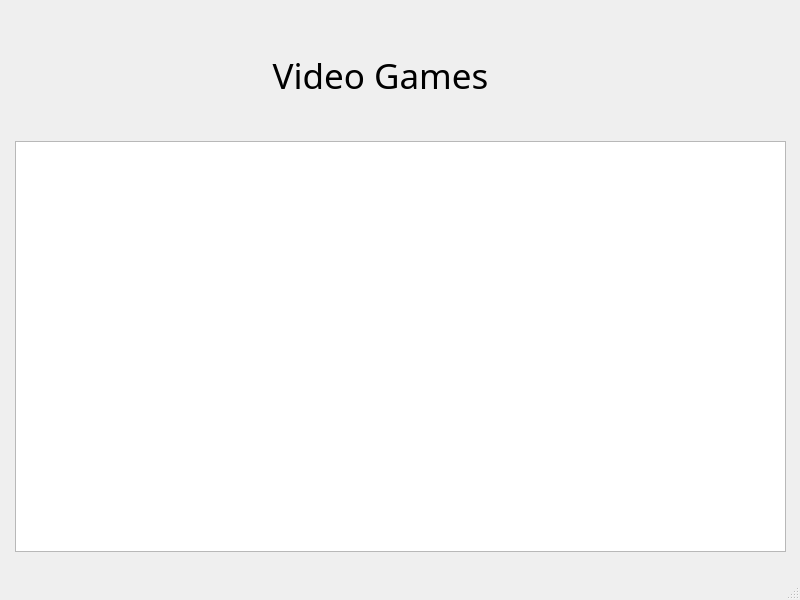
Qt form src/view/main.ui (masonadams17/Cloud3-final) before a commit.
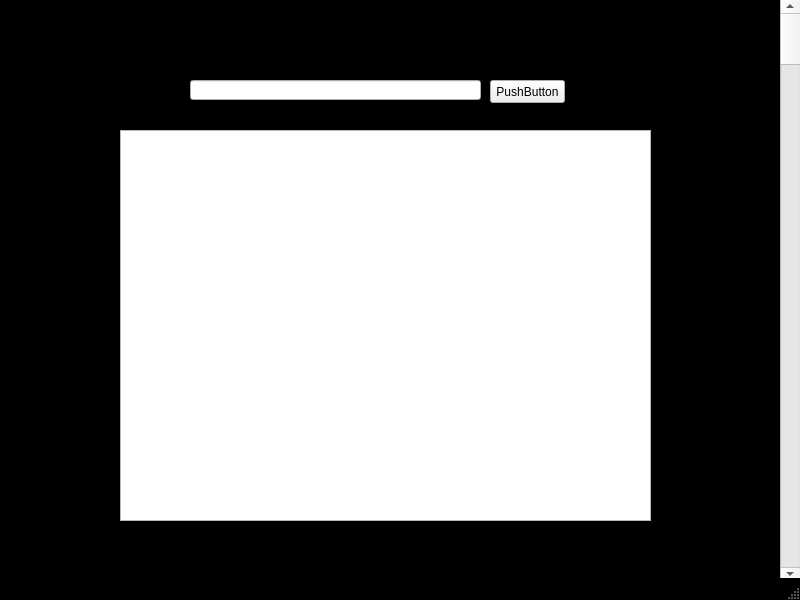
The same form after that commit.

What changed in the file:
```diff
--- a/src/view/main.ui
+++ b/src/view/main.ui
@@ -13,12 +13,17 @@
   <property name="windowTitle">
    <string>MainWindow</string>
   </property>
+  <property name="styleSheet">
+   <string notr="true">.QMainWindow {
+	background-color: rgb(0, 0, 0)
+}</string>
+  </property>
   <widget class="QWidget" name="centralwidget">
    <widget class="QLabel" name="label">
     <property name="geometry">
      <rect>
       <x>240</x>
-      <y>40</y>
+      <y>0</y>
       <width>281</width>
       <height>71</height>
      </rect>
@@ -39,16 +44,52 @@
      <set>Qt::AlignCenter</set>
     </property>
    </widget>
-   <widget class="QListWidget" name="listWidget">
+   <widget class="QTableWidget" name="tableWidget">
     <property name="geometry">
      <rect>
-      <x>15</x>
-      <y>141</y>
-      <width>771</width>
-      <height>411</height>
+      <x>120</x>
+      <y>130</y>
+      <width>531</width>
+      <height>391</height>
      </rect>
     </property>
    </widget>
+   <widget class="QScrollBar" name="verticalScrollBar">
+    <property name="geometry">
+     <rect>
+      <x>780</x>
+      <y>0</y>
+      <width>20</width>
+      <height>581</height>
+     </rect>
+    </property>
+    <property name="orientation">
+     <enum>Qt::Vertical</enum>
+    </property>
+   </widget>
+   <widget class="QLineEdit" name="searchBar">
+    <property name="geometry">
+     <rect>
+      <x>190</x>
+      <y>80</y>
+      <width>291</width>
+      <height>20</height>
+     </rect>
+    </property>
+   </widget>
+   <widget class="QPushButton" name="searchButton">
+    <property name="geometry">
+     <rect>
+      <x>490</x>
+      <y>80</y>
+      <width>75</width>
+      <height>23</height>
+     </rect>
+    </property>
+    <property name="text">
+     <string>PushButton</string>
+    </property>
+   </widget>
   </widget>
   <widget class="QMenuBar" name="menubar">
    <property name="geometry">
```
